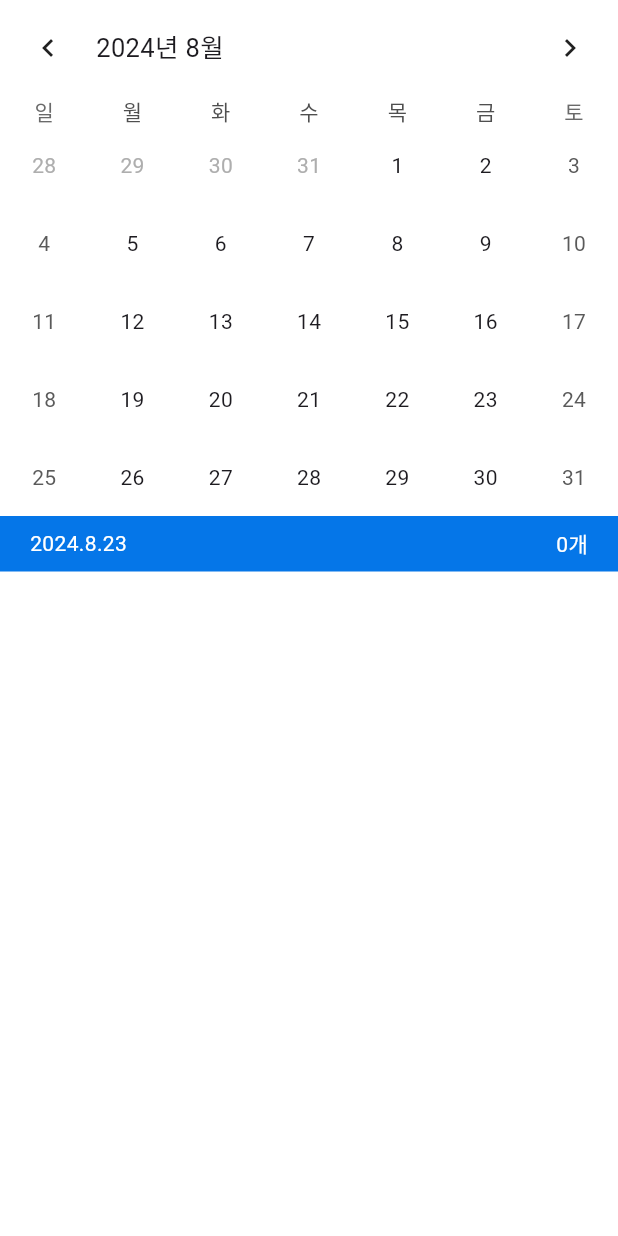
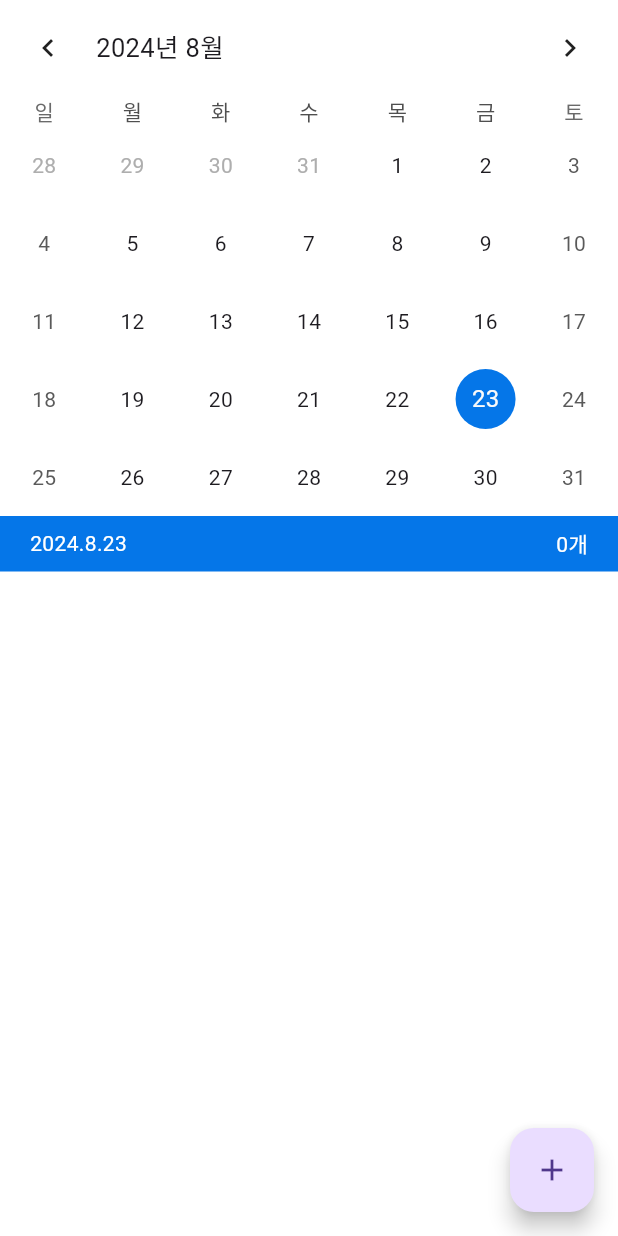
Before and after one commit to dihoon/daily-todo, a Flutter app: the screen it shows after launch, on a phone screen of 412 x 824 dp. Run offline on Flutter 3.47's test engine with Material 3 defaults, Android fonts, the phone set to English and light mode, and no system bars; drawn by our look-alikes of table_calendar; our stand-ins replace flutter_riverpod; Roboto replaces fonts that are missing (Jua).

Commit message:
todo 리스트 만들기

```diff
--- a/lib/common/layout/default_layout.dart
+++ b/lib/common/layout/default_layout.dart
@@ -2,15 +2,19 @@ import 'package:flutter/material.dart';
 
 class DefaultLayout extends StatelessWidget {
   final Widget body;
+  final Widget? floatingButton;
 
   const DefaultLayout({
     super.key,
     required this.body,
+    this.floatingButton,
   });
 
   @override
   Widget build(BuildContext context) {
     return Scaffold(
+      resizeToAvoidBottomInset: false,
+      floatingActionButton: floatingButton,
       backgroundColor: Colors.white,
       body: body,
     );
--- a/lib/common/widget/calendar.dart
+++ b/lib/common/widget/calendar.dart
@@ -18,8 +18,13 @@ class _CalendarState extends ConsumerState<Calendar> {
   @override
   void initState() {
     super.initState();
-    selectedDate = DateTime.now().toUtc();
-    currentViewDate = DateTime.now().toUtc();
+    final now = DateTime.now();
+    selectedDate = DateTime.utc(now.year, now.month, now.day);
+    currentViewDate = selectedDate;
+
+    WidgetsBinding.instance.addPostFrameCallback((_) {
+      onDaySelected(selectedDate, currentViewDate);
+    });
   }
 
   @override
--- /dev/null
+++ b/lib/common/widget/todo_list.dart
@@ -0,0 +1,45 @@
+import 'package:daily_todo/common/widget/todo.dart';
+import 'package:daily_todo/provider/calendar_provider.dart';
+import 'package:daily_todo/provider/daily_todo_provider.dart';
+import 'package:flutter/material.dart';
+import 'package:flutter_riverpod/flutter_riverpod.dart';
+
+class TodoList extends ConsumerStatefulWidget {
+  const TodoList({
+    super.key,
+  });
+
+  @override
+  ConsumerState<TodoList> createState() => _TodoListState();
+}
+
+class _TodoListState extends ConsumerState<TodoList> {
+  @override
+  Widget build(BuildContext context) {
+    final selectedDate =
+        ref.watch(calendarProvider.select((state) => state.selectedDate));
+    final dailyTodo = ref.watch(dailyTodoProvider(selectedDate));
+
+    return Expanded(
+      child: Padding(
+        padding: EdgeInsets.all(10),
+        child: ListView.separated(
+            itemBuilder: (_, index) {
+              if (index == dailyTodo.length) {
+                return SizedBox(
+                  height: 80,
+                );
+              }
+
+              return Todo(todo: dailyTodo[index]);
+            },
+            separatorBuilder: (_, index) {
+              return SizedBox(
+                height: 8,
+              );
+            },
+            itemCount: dailyTodo.length + 1),
+      ),
+    );
+  }
+}
--- /dev/null
+++ b/lib/provider/daily_todo_provider.dart
@@ -0,0 +1,22 @@
+import 'package:daily_todo/model/todo_model.dart';
+import 'package:flutter_riverpod/flutter_riverpod.dart';
+
+final dailyTodoProvider =
+    StateNotifierProvider.family<DailyTodoNotifier, List<TodoModel>, DateTime>(
+        (ref, date) => DailyTodoNotifier(date: date));
+
+class DailyTodoNotifier extends StateNotifier<List<TodoModel>> {
+  final DateTime date;
+
+  DailyTodoNotifier({
+    required this.date,
+  }) : super([]);
+
+  void addTodo(TodoModel todo) {
+    state = [...state, todo];
+  }
+
+  void removeTodo(String id) {
+    state = state.where((todo) => todo.id != id).toList();
+  }
+}
--- a/lib/screen/home_screen.dart
+++ b/lib/screen/home_screen.dart
@@ -1,6 +1,8 @@
 import 'package:daily_todo/common/layout/default_layout.dart';
 import 'package:daily_todo/common/widget/calendar.dart';
 import 'package:daily_todo/common/widget/calendar_banner.dart';
+import 'package:daily_todo/common/widget/custom_bottom_sheet.dart';
+import 'package:daily_todo/common/widget/todo_list.dart';
 import 'package:flutter/material.dart';
 
 class HomeScreen extends StatelessWidget {
@@ -9,11 +11,22 @@ class HomeScreen extends StatelessWidget {
   @override
   Widget build(BuildContext context) {
     return DefaultLayout(
+      floatingButton: FloatingActionButton(
+        onPressed: () {
+          showModalBottomSheet(
+              context: context,
+              builder: (context) {
+                return CustomBottomSheet();
+              });
+        },
+        child: Icon(Icons.add),
+      ),
       body: SafeArea(
         child: Column(
           children: [
             Calendar(),
             CalendarBanner(),
+            TodoList(),
           ],
         ),
       ),
```
Also changed, not shown: lib/common/widget/custom_bottom_sheet.dart (added, +65 -0 lines), lib/common/widget/todo.dart (added, +48 -0 lines), lib/model/todo_model.dart (added, +23 -0 lines), lib/provider/todo_provider.dart (added, +24 -0 lines), flutter_01.png (added), lib/provider/event_provider.dart (added).
